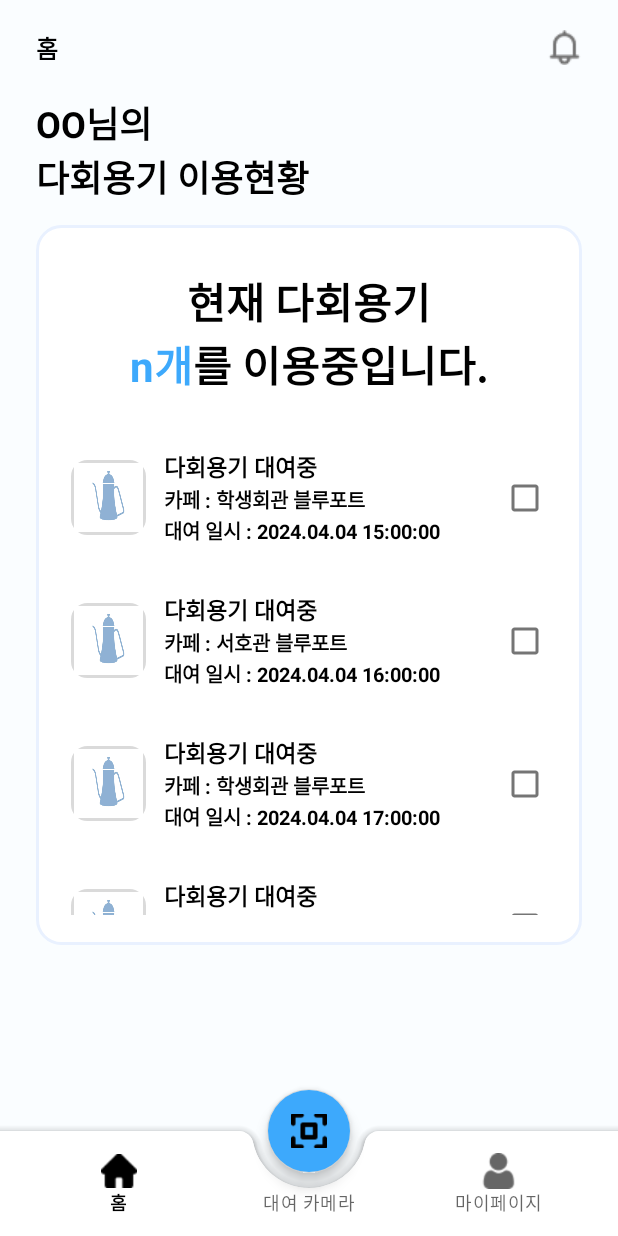
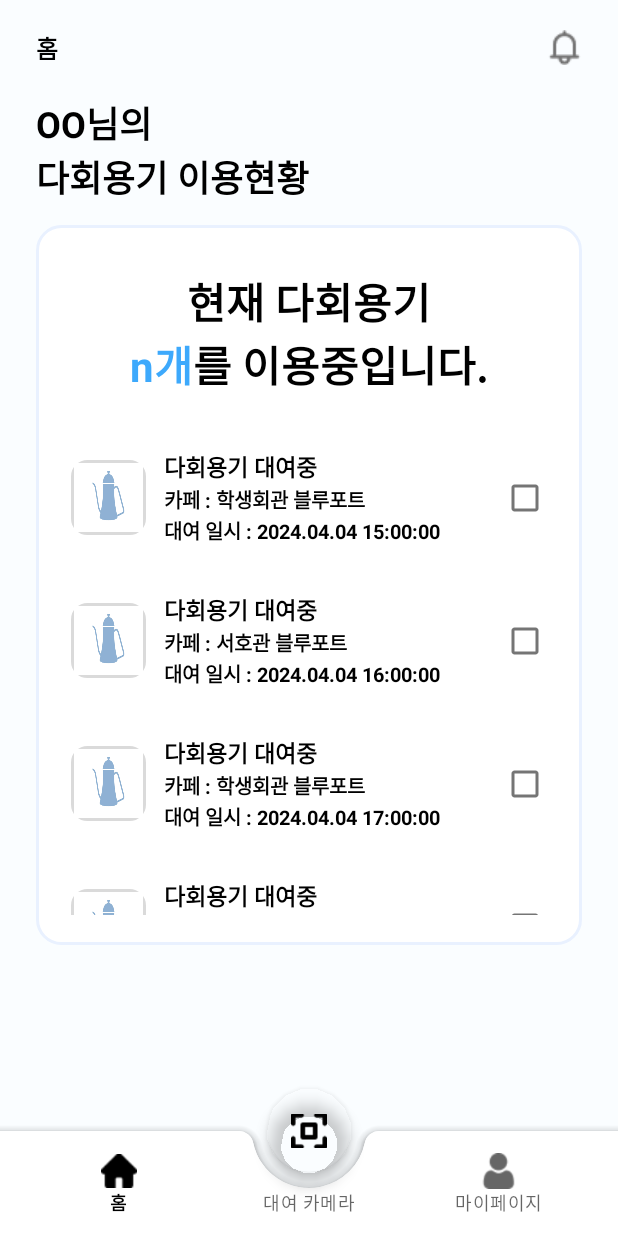
Before and after one commit to Team-SWAcademy/SWAcademy-Android, an Android app: the screen it shows after launch (MainActivity), on a phone screen of 412 x 824 dp. Run offline under Robolectric (Android 15) with nearby library versions, the phone set to English and light mode, and no system bars; our stand-ins replace Dagger/Hilt's generated code, data binding; libraries missing offline, so code that uses them is left out: com.google.zxing.integration, com.journeyapps.barcodescanner; pictures from the network do not load.

Commit message:
[Feat/#7] QR 카메라 기능 구현

```diff
--- a/app/build.gradle
+++ b/app/build.gradle
@@ -112,4 +112,7 @@ dependencies {
 // Splash
     implementation("androidx.core:core-splashscreen:1.0.0")
 
+    //ZXing QR Scanner
+    implementation 'com.journeyapps:zxing-android-embedded:4.3.0'
+
 }
--- a/app/src/main/res/layout/activity_main.xml
+++ b/app/src/main/res/layout/activity_main.xml
@@ -41,9 +41,8 @@
             android:id="@+id/fab_camera"
             android:layout_width="wrap_content"
             android:layout_height="wrap_content"
-            android:backgroundTint="@color/blue_3DA9FC"
+            app:backgroundTint="@android:color/transparent"
             android:src="@drawable/ic_camera"
-            app:backgroundTint="@color/gray_DADADA"
             app:layout_anchor="@id/bottom_app_bar"
             app:layout_anchorGravity="center" />
 
```
Also changed, not shown: app/src/main/res/layout/activity_camera.xml (+9 -12 lines).
